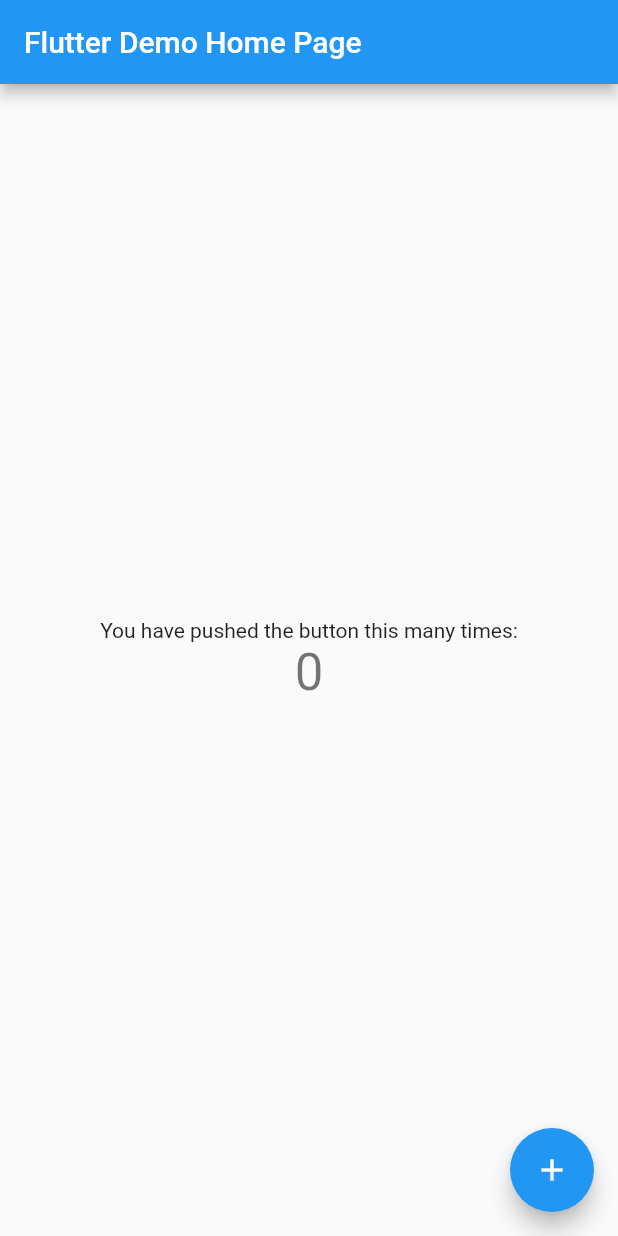
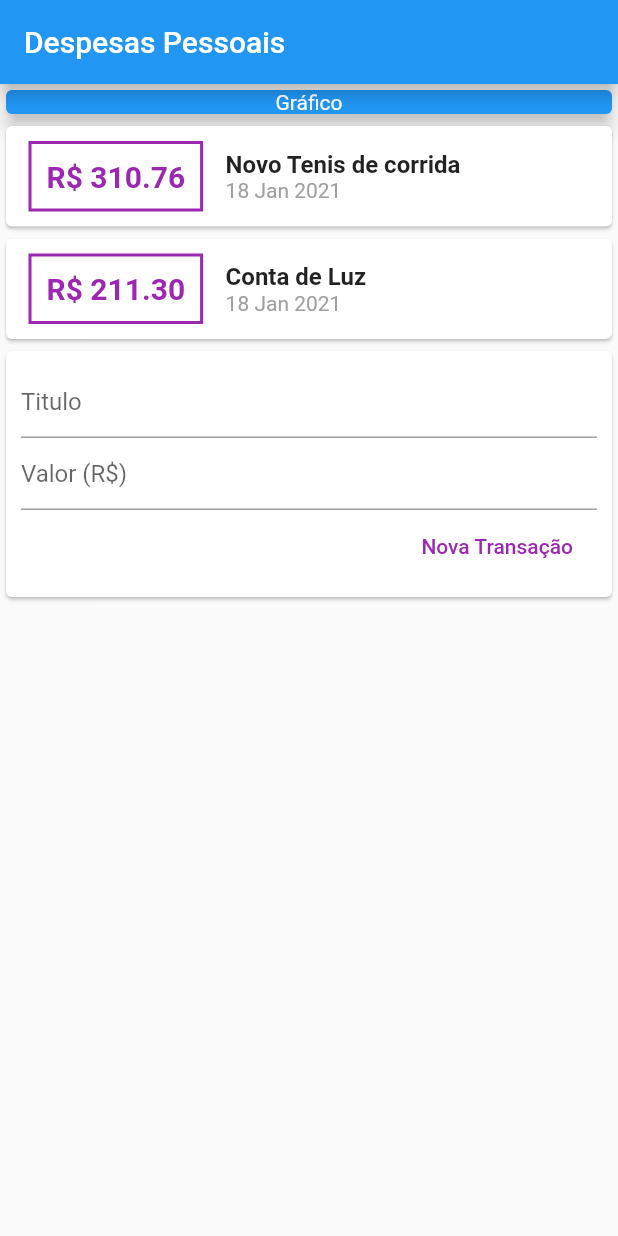
Before and after one commit to PBayma/money_control, a Flutter app: the screen it shows after launch, on a phone screen of 412 x 824 dp. Run offline on Flutter 3.47's test engine with Material 2 defaults, Android fonts, the phone set to English and light mode, and no system bars.

Commit message:
Creating app base structure. Adding transaction form and list

```diff
--- /dev/null
+++ b/lib/components/transaction_form.dart
@@ -0,0 +1,46 @@
+import 'package:flutter/material.dart';
+
+class TransactionForm extends StatelessWidget {
+  final titleController;
+  final valueController;
+
+  TransactionForm(this.titleController, this.valueController);
+
+  @override
+  Widget build(BuildContext context) {
+    return Card(
+      child: Padding(
+        padding: const EdgeInsets.all(10),
+        child: Column(
+          children: [
+            TextField(
+              controller: titleController,
+              decoration: InputDecoration(
+                hintText: 'Titulo',
+              ),
+            ),
+            TextField(
+              controller: valueController,
+              decoration: InputDecoration(
+                hintText: 'Valor (R\$)',
+              ),
+            ),
+            Row(
+              mainAxisAlignment: MainAxisAlignment.end,
+              children: [
+                FlatButton(
+                  onPressed: () {
+                    print(titleController.text);
+                    print(valueController.text);
+                  },
+                  child: Text('Nova Transação'),
+                  textColor: Colors.purple,
+                ),
+              ],
+            ),
+          ],
+        ),
+      ),
+    );
+  }
+}
--- /dev/null
+++ b/lib/components/transaction_list.dart
@@ -0,0 +1,56 @@
+import 'package:flutter/material.dart';
+import 'package:intl/intl.dart';
+import 'package:money_control/models/transaction.dart';
+
+class TransactionList extends StatelessWidget {
+  final List<Transaction> transactions;
+
+  TransactionList(this.transactions);
+
+  @override
+  Widget build(BuildContext context) {
+    return Column(
+      children: transactions.map((transaction) {
+        return Card(
+          child: Row(
+            children: [
+              Container(
+                margin: EdgeInsets.symmetric(horizontal: 15, vertical: 10),
+                decoration: BoxDecoration(
+                  border: Border.all(
+                    color: Colors.purple,
+                    width: 2,
+                  ),
+                ),
+                child: Text(
+                  'R\$ ${transaction.value.toStringAsFixed(2)}',
+                  style: TextStyle(
+                      fontWeight: FontWeight.bold,
+                      fontSize: 20,
+                      color: Colors.purple),
+                ),
+                padding: EdgeInsets.all(10),
+              ),
+              Column(
+                crossAxisAlignment: CrossAxisAlignment.start,
+                children: [
+                  Text(
+                    transaction.title,
+                    style: TextStyle(
+                      fontSize: 16,
+                      fontWeight: FontWeight.bold,
+                    ),
+                  ),
+                  Text(
+                    DateFormat('d MMM y').format(transaction.date),
+                    style: TextStyle(color: Colors.grey),
+                  )
+                ],
+              )
+            ],
+          ),
+        );
+      }).toList(),
+    );
+  }
+}
--- a/lib/main.dart
+++ b/lib/main.dart
@@ -1,67 +1,63 @@
 import 'package:flutter/material.dart';
+import 'package:money_control/components/transaction_form.dart';
+import 'package:money_control/components/transaction_list.dart';
+import 'package:money_control/models/transaction.dart';
 
-void main() {
-  runApp(MyApp());
+main() {
+  runApp(MoneyControlApp());
 }
 
-class MyApp extends StatelessWidget {
-  // This widget is the root of your application.
+class MoneyControlApp extends StatelessWidget {
   @override
   Widget build(BuildContext context) {
     return MaterialApp(
-      title: 'Flutter Demo',
-      theme: ThemeData(
-        primarySwatch: Colors.blue,
-        visualDensity: VisualDensity.adaptivePlatformDensity,
-      ),
-      home: MyHomePage(title: 'Flutter Demo Home Page'),
+      home: MyHomePage(),
     );
   }
 }
 
-class MyHomePage extends StatefulWidget {
-  MyHomePage({Key key, this.title}) : super(key: key);
+class MyHomePage extends StatelessWidget {
+  final titleController = TextEditingController();
+  final valueController = TextEditingController();
 
-  final String title;
-
-  @override
-  _MyHomePageState createState() => _MyHomePageState();
-}
-
-class _MyHomePageState extends State<MyHomePage> {
-  int _counter = 0;
-
-  void _incrementCounter() {
-    setState(() {
-      _counter++;
-    });
-  }
+  final _transactions = [
+    Transaction(
+      id: 't1',
+      title: 'Novo Tenis de corrida',
+      value: 310.76,
+      date: DateTime.now(),
+    ),
+    Transaction(
+      id: 't2',
+      title: 'Conta de Luz',
+      value: 211.30,
+      date: DateTime.now(),
+    )
+  ];
 
   @override
   Widget build(BuildContext context) {
     return Scaffold(
-      appBar: AppBar(
-        title: Text(widget.title),
-      ),
-      body: Center(
-        child: Column(
-          mainAxisAlignment: MainAxisAlignment.center,
-          children: <Widget>[
-            Text(
-              'You have pushed the button this many times:',
+        appBar: AppBar(
+          title: Text('Despesas Pessoais'),
+        ),
+        body: Column(
+          children: [
+            Container(
+              width: double.infinity,
+              child: Card(
+                color: Colors.blue,
+                child: Text(
+                  'Gráfico',
+                  textAlign: TextAlign.center,
+                  style: TextStyle(color: Colors.white),
+                ),
+                elevation: 5,
+              ),
             ),
-            Text(
-              '$_counter',
-              style: Theme.of(context).textTheme.headline4,
-            ),
+            TransactionList(_transactions),
+            TransactionForm(titleController, valueController)
           ],
-        ),
-      ),
-      floatingActionButton: FloatingActionButton(
-        onPressed: _incrementCounter,
-        tooltip: 'Increment',
-        child: Icon(Icons.add),
-      ),
-    );
+        ));
   }
 }
--- /dev/null
+++ b/lib/models/transaction.dart
@@ -0,0 +1,15 @@
+import 'package:flutter/material.dart';
+
+class Transaction {
+  final String id;
+  final String title;
+  final double value;
+  final DateTime date;
+
+  Transaction({
+    @required this.id,
+    @required this.title,
+    @required this.value,
+    @required this.date,
+  });
+}
--- a/pubspec.yaml
+++ b/pubspec.yaml
@@ -23,6 +23,7 @@ environment:
 dependencies:
   flutter:
     sdk: flutter
+  intl: ^0.16.1
 
 
   # The following adds the Cupertino Icons font to your application.
```
Also changed, not shown: pubspec.lock, 2 other files.
